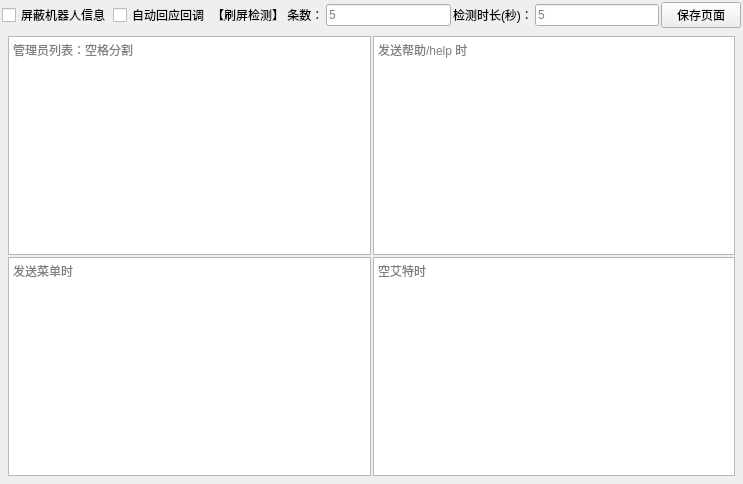
Old version of the form ui/qunguan.ui in the repository qiancao1/chun_bai_ling.
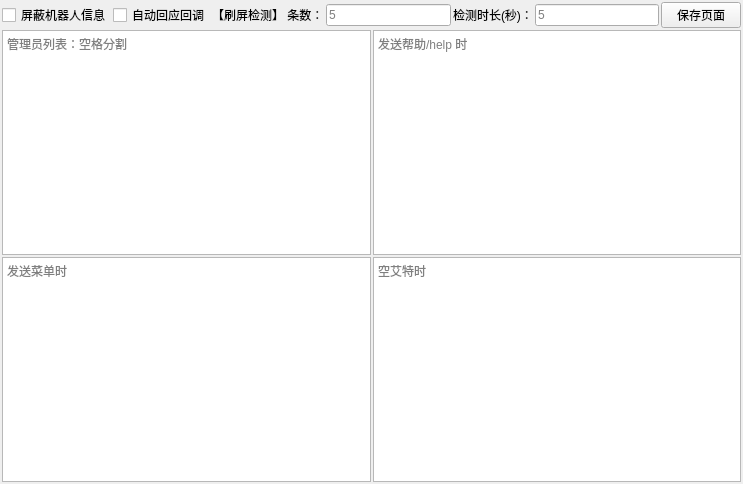
New version of the form.

The edit to the form file:
```diff
--- a/ui/qunguan.ui
+++ b/ui/qunguan.ui
@@ -85,16 +85,16 @@
    <item>
     <layout class="QGridLayout" name="gridLayout">
      <property name="leftMargin">
-      <number>6</number>
+      <number>0</number>
      </property>
      <property name="topMargin">
-      <number>6</number>
+      <number>0</number>
      </property>
      <property name="rightMargin">
-      <number>6</number>
+      <number>0</number>
      </property>
      <property name="bottomMargin">
-      <number>6</number>
+      <number>0</number>
      </property>
      <item row="1" column="1">
       <widget class="QTextEdit" name="textEdit_3">
```
